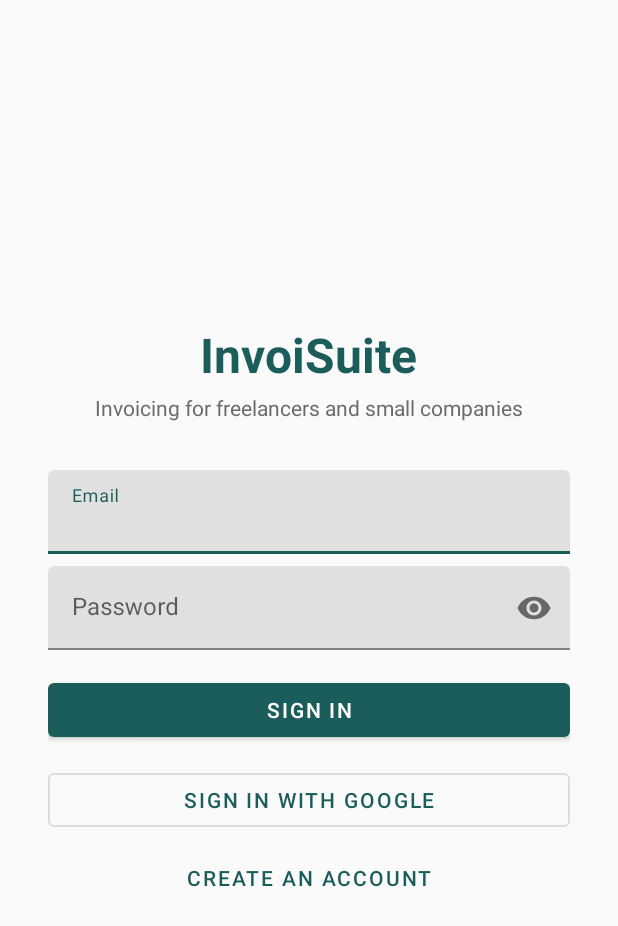
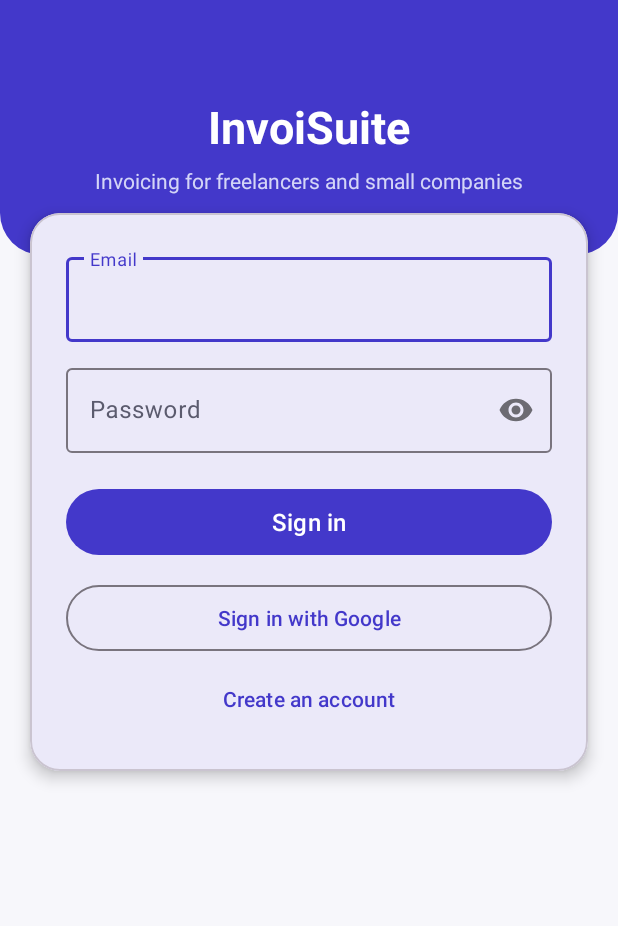
Before and after one commit to MarinKatava/invosuite-android, an Android app: the screen it shows after launch (LoginActivity), on a phone screen of 412 x 824 dp. Shown: the top 926 px of the screen. Run offline under Robolectric (Android 15) with nearby library versions, the phone set to English and light mode, and no system bars; 3 statements that could not run were skipped.

Commit message:
fixing the issue with white letters on sign in screen and design update

```diff
--- /dev/null
+++ b/app/src/main/res/drawable/bg_header_banner.xml
@@ -0,0 +1,5 @@
+<?xml version="1.0" encoding="utf-8"?>
+<shape xmlns:android="http://schemas.android.com/apk/res/android">
+    <solid android:color="@color/primary" />
+    <corners android:bottomLeftRadius="28dp" android:bottomRightRadius="28dp" />
+</shape>
--- a/app/src/main/res/drawable/ic_launcher_background.xml
+++ b/app/src/main/res/drawable/ic_launcher_background.xml
@@ -5,6 +5,6 @@
     android:viewportWidth="108"
     android:viewportHeight="108">
     <path
-        android:fillColor="#1A5D5B"
+        android:fillColor="#4338CA"
         android:pathData="M0,0h108v108h-108z" />
 </vector>
--- a/app/src/main/res/layout/activity_client_form.xml
+++ b/app/src/main/res/layout/activity_client_form.xml
@@ -61,7 +61,7 @@
 
             <com.google.android.material.button.MaterialButton
                 android:id="@+id/deleteButton"
-                style="@style/Widget.MaterialComponents.Button.TextButton"
+                style="@style/Widget.Material3.Button.TextButton"
                 android:layout_width="match_parent"
                 android:layout_height="wrap_content"
                 android:layout_marginTop="4dp"
--- a/app/src/main/res/layout/activity_company_form.xml
+++ b/app/src/main/res/layout/activity_company_form.xml
@@ -120,7 +120,7 @@
 
             <com.google.android.material.button.MaterialButton
                 android:id="@+id/deleteButton"
-                style="@style/Widget.MaterialComponents.Button.TextButton"
+                style="@style/Widget.Material3.Button.TextButton"
                 android:layout_width="match_parent"
                 android:layout_height="wrap_content"
                 android:layout_marginTop="4dp"
--- a/app/src/main/res/layout/activity_invoice_detail.xml
+++ b/app/src/main/res/layout/activity_invoice_detail.xml
@@ -85,7 +85,7 @@
 
                 <com.google.android.material.button.MaterialButton
                     android:id="@+id/markSentButton"
-                    style="@style/Widget.MaterialComponents.Button.OutlinedButton"
+                    style="@style/Widget.Material3.Button.OutlinedButton"
                     android:layout_width="0dp"
                     android:layout_height="wrap_content"
                     android:layout_weight="1"
@@ -94,7 +94,7 @@
 
                 <com.google.android.material.button.MaterialButton
                     android:id="@+id/markPaidButton"
-                    style="@style/Widget.MaterialComponents.Button.OutlinedButton"
+                    style="@style/Widget.Material3.Button.OutlinedButton"
                     android:layout_width="0dp"
                     android:layout_height="wrap_content"
                     android:layout_weight="1"
@@ -112,7 +112,7 @@
 
             <com.google.android.material.button.MaterialButton
                 android:id="@+id/downloadXlsxButton"
-                style="@style/Widget.MaterialComponents.Button.OutlinedButton"
+                style="@style/Widget.Material3.Button.OutlinedButton"
                 android:layout_width="match_parent"
                 android:layout_height="wrap_content"
                 android:layout_marginTop="8dp"
--- a/app/src/main/res/layout/activity_invoice_form.xml
+++ b/app/src/main/res/layout/activity_invoice_form.xml
@@ -93,7 +93,7 @@
                 android:nestedScrollingEnabled="false" />
 
             <com.google.android.material.button.MaterialButton
-                style="@style/Widget.MaterialComponents.Button.OutlinedButton"
+                style="@style/Widget.Material3.Button.OutlinedButton"
                 android:id="@+id/addLineButton"
                 android:layout_width="match_parent"
                 android:layout_height="wrap_content"
--- a/app/src/main/res/layout/activity_login.xml
+++ b/app/src/main/res/layout/activity_login.xml
@@ -3,34 +3,57 @@
     xmlns:app="http://schemas.android.com/apk/res-auto"
     android:layout_width="match_parent"
     android:layout_height="match_parent"
-    android:fillViewport="true">
+    android:fillViewport="true"
+    android:background="@color/background">
+
+    <LinearLayout
+        android:layout_width="match_parent"
+        android:layout_height="wrap_content"
+        android:orientation="vertical">
 
         <LinearLayout
             android:layout_width="match_parent"
             android:layout_height="wrap_content"
             android:orientation="vertical"
-        android:padding="32dp"
-        android:gravity="center_vertical">
+            android:gravity="center_horizontal"
+            android:background="@drawable/bg_header_banner"
+            android:paddingTop="64dp"
+            android:paddingBottom="40dp">
 
             <TextView
                 android:layout_width="wrap_content"
                 android:layout_height="wrap_content"
                 android:text="InvoiSuite"
-            android:textSize="32sp"
+                android:textSize="30sp"
                 android:textStyle="bold"
-            android:textColor="@color/primary"
-            android:layout_gravity="center_horizontal"
-            android:layout_marginBottom="4dp" />
+                android:textColor="@color/on_primary" />
 
             <TextView
                 android:layout_width="wrap_content"
                 android:layout_height="wrap_content"
+                android:layout_marginTop="6dp"
                 android:text="Invoicing for freelancers and small companies"
-            android:textColor="@color/text_secondary"
-            android:layout_gravity="center_horizontal"
-            android:layout_marginBottom="32dp" />
+                android:textColor="@color/primary_container"
+                android:alpha="0.85" />
+        </LinearLayout>
+
+        <com.google.android.material.card.MaterialCardView
+            android:layout_width="match_parent"
+            android:layout_height="wrap_content"
+            android:layout_marginHorizontal="20dp"
+            android:layout_marginTop="-28dp"
+            app:cardCornerRadius="20dp"
+            app:cardElevation="6dp"
+            app:cardBackgroundColor="@color/surface">
+
+            <LinearLayout
+                android:layout_width="match_parent"
+                android:layout_height="wrap_content"
+                android:orientation="vertical"
+                android:padding="24dp">
 
                 <com.google.android.material.textfield.TextInputLayout
+                    style="@style/Widget.Material3.TextInputLayout.OutlinedBox"
                     android:layout_width="match_parent"
                     android:layout_height="wrap_content"
                     android:hint="Email">
@@ -42,9 +65,10 @@
                 </com.google.android.material.textfield.TextInputLayout>
 
                 <com.google.android.material.textfield.TextInputLayout
+                    style="@style/Widget.Material3.TextInputLayout.OutlinedBox"
                     android:layout_width="match_parent"
                     android:layout_height="wrap_content"
-            android:layout_marginTop="8dp"
+                    android:layout_marginTop="12dp"
                     app:passwordToggleEnabled="true"
                     android:hint="Password">
                     <com.google.android.material.textfield.TextInputEditText
@@ -65,25 +89,36 @@
                 <com.google.android.material.button.MaterialButton
                     android:id="@+id/loginButton"
                     android:layout_width="match_parent"
-            android:layout_height="wrap_content"
-            android:layout_marginTop="16dp"
-            android:text="Sign in" />
+                    android:layout_height="52dp"
+                    android:layout_marginTop="20dp"
+                    android:text="Sign in"
+                    android:textAllCaps="false"
+                    android:textSize="16sp" />
 
                 <com.google.android.material.button.MaterialButton
                     android:id="@+id/googleButton"
-            style="@style/Widget.MaterialComponents.Button.OutlinedButton"
+                    style="@style/Widget.Material3.Button.OutlinedButton"
                     android:layout_width="match_parent"
-            android:layout_height="wrap_content"
+                    android:layout_height="52dp"
                     android:layout_marginTop="12dp"
-            android:text="Sign in with Google" />
+                    android:text="Sign in with Google"
+                    android:textAllCaps="false" />
 
                 <com.google.android.material.button.MaterialButton
                     android:id="@+id/registerButton"
-            style="@style/Widget.MaterialComponents.Button.TextButton"
+                    style="@style/Widget.Material3.Button.TextButton"
                     android:layout_width="match_parent"
                     android:layout_height="wrap_content"
                     android:layout_marginTop="4dp"
-            android:text="Create an account" />
+                    android:text="Create an account"
+                    android:textAllCaps="false" />
+
+            </LinearLayout>
+        </com.google.android.material.card.MaterialCardView>
+
+        <View
+            android:layout_width="match_parent"
+            android:layout_height="32dp" />
 
     </LinearLayout>
 </ScrollView>
--- a/app/src/main/res/layout/activity_project_form.xml
+++ b/app/src/main/res/layout/activity_project_form.xml
@@ -70,7 +70,7 @@
 
             <com.google.android.material.button.MaterialButton
                 android:id="@+id/deleteButton"
-                style="@style/Widget.MaterialComponents.Button.TextButton"
+                style="@style/Widget.Material3.Button.TextButton"
                 android:layout_width="match_parent"
                 android:layout_height="wrap_content"
                 android:layout_marginTop="4dp"
--- a/app/src/main/res/values/colors.xml
+++ b/app/src/main/res/values/colors.xml
@@ -1,12 +1,21 @@
 <resources>
-    <color name="primary">#1A5D5B</color>
-    <color name="primary_dark">#0F3E3C</color>
+    <!-- Indigo brand, matching the invoice PDF's accent for a consistent look end-to-end. -->
+    <color name="primary">#4338CA</color>
+    <color name="primary_dark">#312496</color>
+    <color name="on_primary">#FFFFFF</color>
+    <color name="primary_container">#EEF2FF</color>
+    <color name="on_primary_container">#312496</color>
+
     <color name="accent">#E8A33D</color>
-    <color name="background">#FAFAFA</color>
+    <color name="on_accent">#1A1A1A</color>
+
+    <color name="background">#F7F7FB</color>
     <color name="surface">#FFFFFF</color>
-    <color name="on_primary">#FFFFFF</color>
-    <color name="text_primary">#1A1A1A</color>
-    <color name="text_secondary">#6B6B6B</color>
+    <color name="on_surface">#1A1A2C</color>
+    <color name="on_surface_variant">#5B5B6E</color>
+
+    <color name="text_primary">#1A1A2C</color>
+    <color name="text_secondary">#5B5B6E</color>
     <color name="error">#B3261E</color>
-    <color name="divider">#E0E0E0</color>
+    <color name="divider">#E4E4EF</color>
 </resources>
--- a/app/src/main/res/values/themes.xml
+++ b/app/src/main/res/values/themes.xml
@@ -1,11 +1,29 @@
 <resources xmlns:tools="http://schemas.android.com/tools">
-    <style name="Theme.InvoiSuite" parent="Theme.MaterialComponents.DayNight.NoActionBar">
+    <!--
+        Forced Light (not DayNight): every color in colors.xml is a fixed
+        light-theme value with no night variant. Under DayNight, a device in
+        dark mode kept this light palette for surfaces/inputs but flipped
+        Material's default text colors to white, making typed text invisible
+        against the still-light TextInputEditText background. Pinning to
+        Light keeps text/surface colors consistent with each other.
+    -->
+    <style name="Theme.InvoiSuite" parent="Theme.Material3.Light.NoActionBar">
         <item name="colorPrimary">@color/primary</item>
-        <item name="colorPrimaryDark">@color/primary_dark</item>
-        <item name="colorAccent">@color/accent</item>
+        <item name="colorOnPrimary">@color/on_primary</item>
+        <item name="colorPrimaryContainer">@color/primary_container</item>
+        <item name="colorOnPrimaryContainer">@color/on_primary_container</item>
+
+        <item name="colorSecondary">@color/accent</item>
+        <item name="colorOnSecondary">@color/on_accent</item>
+
+        <item name="colorSurface">@color/surface</item>
+        <item name="colorOnSurface">@color/on_surface</item>
+        <item name="colorSurfaceVariant">@color/background</item>
+        <item name="colorOnSurfaceVariant">@color/on_surface_variant</item>
+
+        <item name="android:colorBackground">@color/background</item>
         <item name="android:windowBackground">@color/background</item>
-        <item name="colorSurface">@color/surface</item>
-        <item name="colorOnPrimary">@color/on_primary</item>
+        <item name="android:forceDarkAllowed" tools:targetApi="q">false</item>
     </style>
 
     <style name="Theme.InvoiSuite.NoActionBar">
```
Also changed, not shown: app/src/main/res/layout/activity_register.xml (+53 -10 lines). Lines whose indentation alone changed are shown as unchanged.
